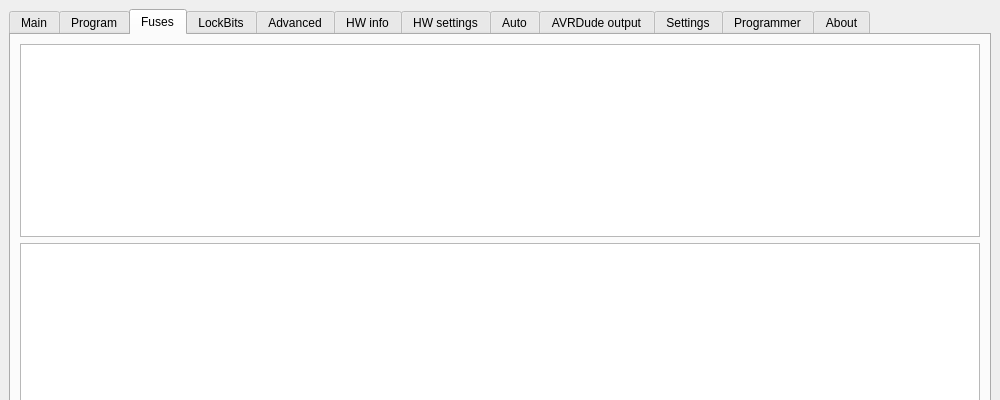
Above: mainwindow.ui from martonmiklos/avrdude-qt-gui before the change; both pictures show x 0 to 1000 and y 0 to 400 of the 1000 by 705 pixel window. Below: the same form after it.
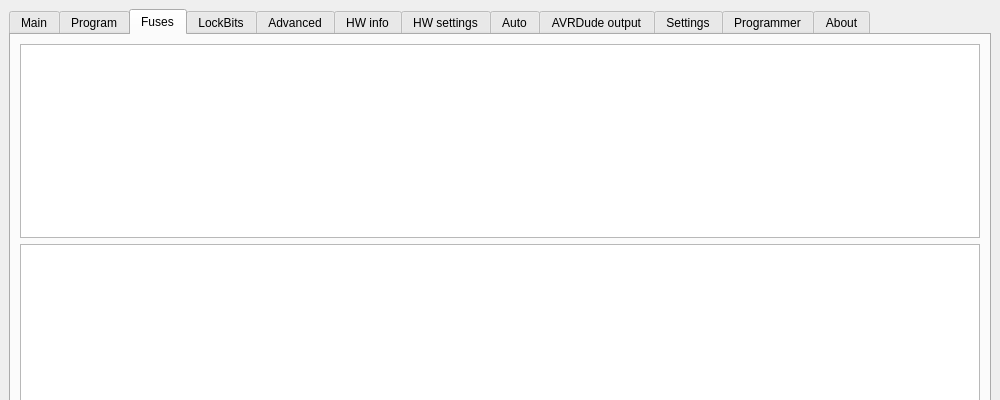
That is the form after the change. The open tabs and pages were chosen to show the change. Icons and pictures are not drawn. Custom widgets are drawn as their Qt base class.

Commit message: fuse read polishing

What changed in the file:
```diff
--- a/mainwindow.ui
+++ b/mainwindow.ui
@@ -317,6 +317,12 @@
        <layout class="QVBoxLayout" name="verticalLayout_7">
         <item>
          <widget class="QTableView" name="tableViewFuses">
+          <property name="sizePolicy">
+           <sizepolicy hsizetype="Expanding" vsizetype="Expanding">
+            <horstretch>0</horstretch>
+            <verstretch>0</verstretch>
+           </sizepolicy>
+          </property>
           <property name="autoFillBackground">
            <bool>true</bool>
           </property>
@@ -326,7 +332,14 @@
          </widget>
         </item>
         <item>
-         <widget class="QTableWidget" name="tableWidgetFuseSum"/>
+         <widget class="QTableView" name="tableViewFuseSum">
+          <property name="sizePolicy">
+           <sizepolicy hsizetype="Preferred" vsizetype="Preferred">
+            <horstretch>0</horstretch>
+            <verstretch>0</verstretch>
+           </sizepolicy>
+          </property>
+         </widget>
         </item>
         <item>
          <layout class="QGridLayout" name="gridLayout_8">
```
Left out of the diff: 14 changed lines with no effect on the pictures. The commit also changes 8 other files.
